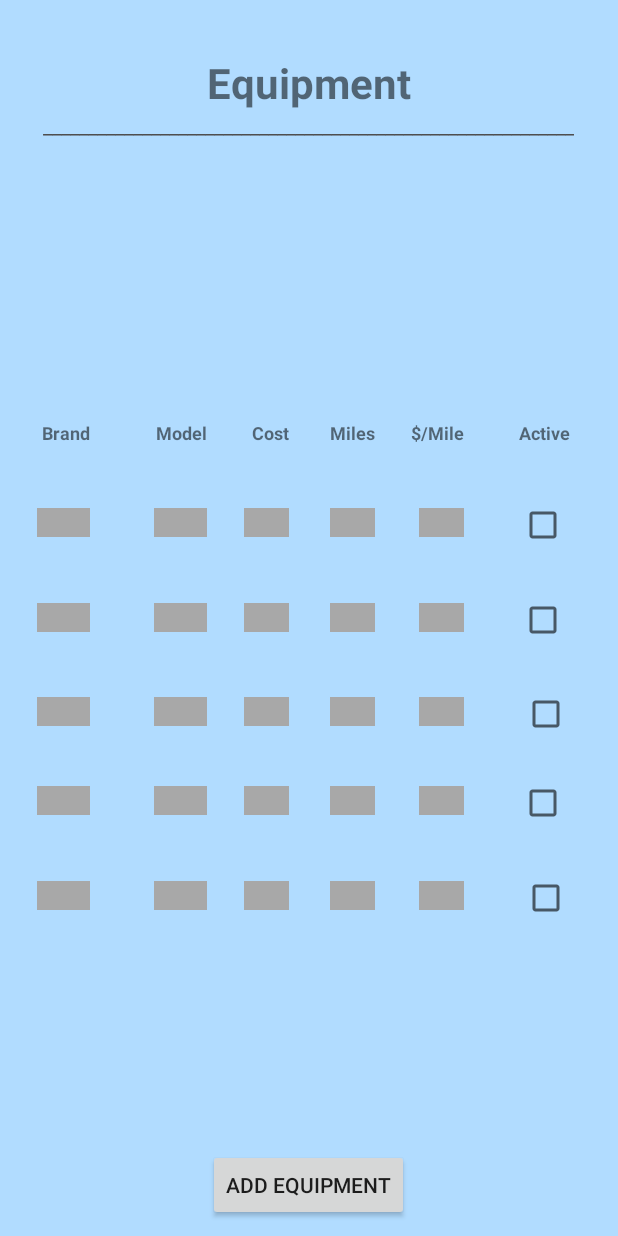
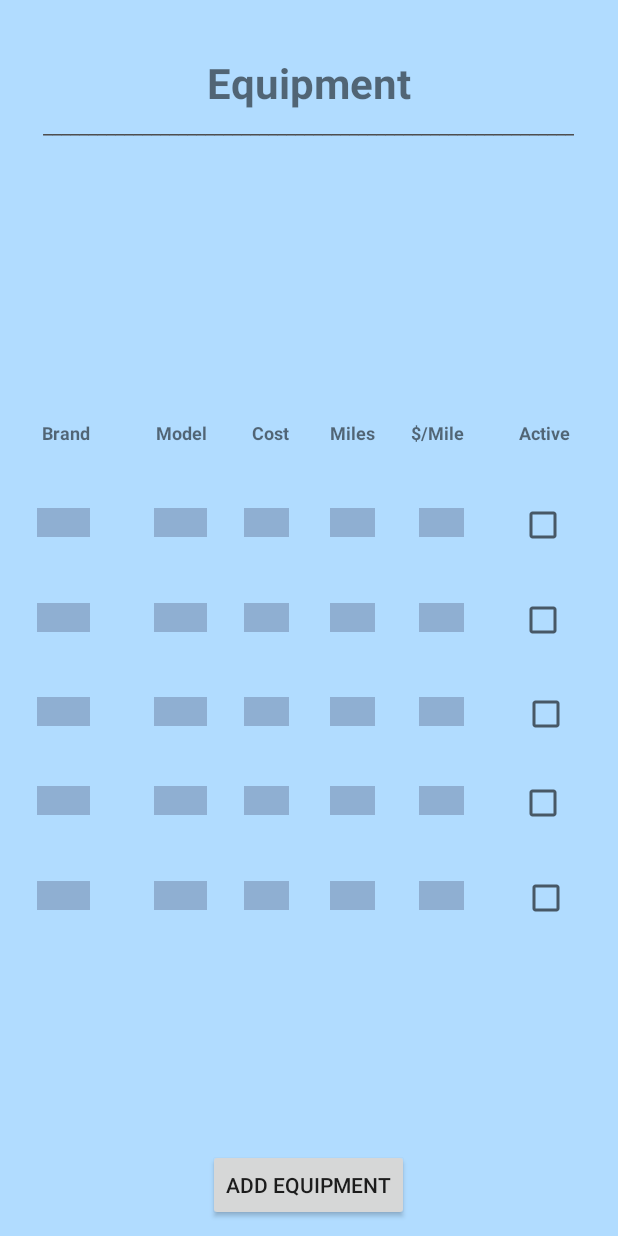
Before and after one commit to jdbaudean/CMSC495-running-app, an Android app: the layout fragment_equipment.xml on its own in the app's theme, with its tools: preview values and no code run, on a phone screen of 412 x 824 dp. Run offline under Robolectric (Android 15) with nearby library versions, the phone set to English and light mode, and no system bars.

Commit message:
Update text field shadow colors

```diff
--- a/RunLogProject/RunLog/src/main/res/layout/fragment_equipment.xml
+++ b/RunLogProject/RunLog/src/main/res/layout/fragment_equipment.xml
@@ -75,7 +75,7 @@
         android:layout_width="wrap_content"
         android:layout_height="wrap_content"
         android:id="@+id/equipment_brand_val1"
-        android:background="#a8a8a8"
+        android:background="#8fafd2"
         android:minWidth="35dp"
         android:layout_above="@+id/equipment_brand_val2"
         android:layout_alignRight="@+id/equipment_brand"
@@ -87,7 +87,7 @@
         android:layout_width="wrap_content"
         android:layout_height="wrap_content"
         android:id="@+id/equipment_start_val1"
-        android:background="#a8a8a8"
+        android:background="#8fafd2"
         android:minWidth="35dp"
         android:layout_alignTop="@+id/equipment_brand_val1"
         android:layout_alignRight="@+id/equipment_model"
@@ -99,7 +99,7 @@
         android:id="@+id/equipment_end_val1"
         android:layout_alignTop="@+id/equipment_start_val1"
         android:layout_alignRight="@+id/equipment_cost"
-        android:background="#a8a8a8"
+        android:background="#8fafd2"
         android:minWidth="30dp"
         android:gravity="center_horizontal" />
 
@@ -109,7 +109,7 @@
         android:id="@+id/equipment_dur_val1"
         android:layout_alignTop="@+id/equipment_end_val1"
         android:layout_alignRight="@+id/equipment_miles"
-        android:background="#a8a8a8"
+        android:background="#8fafd2"
         android:minWidth="30dp"
         android:gravity="center_horizontal" />
 
@@ -117,7 +117,7 @@
         android:layout_width="wrap_content"
         android:layout_height="wrap_content"
         android:id="@+id/equipment_dist_val1"
-        android:background="#a8a8a8"
+        android:background="#8fafd2"
         android:minWidth="30dp"
         android:layout_alignTop="@+id/equipment_dur_val1"
         android:layout_alignRight="@+id/equipment_costpermile"
@@ -129,7 +129,7 @@
         android:id="@+id/equipment_brand_val2"
         android:layout_centerVertical="true"
         android:layout_alignLeft="@+id/equipment_brand_val1"
-        android:background="#a8a8a8"
+        android:background="#8fafd2"
         android:minWidth="35dp"
         android:gravity="center_horizontal" />
 
@@ -139,7 +139,7 @@
         android:id="@+id/equipment_start_val2"
         android:layout_alignTop="@+id/equipment_brand_val2"
         android:layout_alignLeft="@+id/equipment_start_val1"
-        android:background="#a8a8a8"
+        android:background="#8fafd2"
         android:minWidth="35dp"
         android:gravity="center_horizontal" />
 
@@ -149,7 +149,7 @@
         android:id="@+id/equipment_dist_val2"
         android:layout_alignTop="@+id/equipment_end_val2"
         android:layout_alignLeft="@+id/equipment_dist_val1"
-        android:background="#a8a8a8"
+        android:background="#8fafd2"
         android:minWidth="30dp"
         android:gravity="center_horizontal" />
 
@@ -159,7 +159,7 @@
         android:id="@+id/equipment_dur_val2"
         android:layout_alignTop="@+id/equipment_dist_val2"
         android:layout_alignLeft="@+id/equipment_dur_val1"
-        android:background="#a8a8a8"
+        android:background="#8fafd2"
         android:minWidth="30dp"
         android:gravity="center_horizontal" />
 
@@ -169,7 +169,7 @@
         android:id="@+id/equipment_end_val2"
         android:layout_alignTop="@+id/equipment_start_val2"
         android:layout_alignLeft="@+id/equipment_end_val1"
-        android:background="#a8a8a8"
+        android:background="#8fafd2"
         android:minWidth="30dp"
         android:gravity="center_horizontal" />
 
@@ -178,7 +178,7 @@
         android:layout_height="wrap_content"
         android:id="@+id/equipment_brand_val3"
         android:layout_marginTop="43dp"
-        android:background="#a8a8a8"
+        android:background="#8fafd2"
         android:minWidth="35dp"
         android:layout_below="@+id/equipment_brand_val2"
         android:layout_alignLeft="@+id/equipment_brand_val2"
@@ -190,7 +190,7 @@
         android:id="@+id/equipment_start_val3"
         android:layout_alignTop="@+id/equipment_brand_val3"
         android:layout_alignLeft="@+id/equipment_start_val2"
-        android:background="#a8a8a8"
+        android:background="#8fafd2"
         android:minWidth="35dp"
         android:gravity="center_horizontal" />
 
@@ -200,7 +200,7 @@
         android:id="@+id/equipment_dur_val3"
         android:layout_alignTop="@+id/equipment_end_val3"
         android:layout_alignLeft="@+id/equipment_dur_val2"
-        android:background="#a8a8a8"
+        android:background="#8fafd2"
         android:minWidth="30dp"
         android:gravity="center_horizontal" />
 
@@ -210,7 +210,7 @@
         android:id="@+id/equipment_dist_val3"
         android:layout_alignTop="@+id/equipment_dur_val3"
         android:layout_alignLeft="@+id/equipment_dist_val2"
-        android:background="#a8a8a8"
+        android:background="#8fafd2"
         android:minWidth="30dp"
         android:gravity="center_horizontal" />
 
@@ -220,7 +220,7 @@
         android:id="@+id/equipment_end_val3"
         android:layout_alignTop="@+id/equipment_start_val3"
         android:layout_alignLeft="@+id/equipment_end_val2"
-        android:background="#a8a8a8"
+        android:background="#8fafd2"
         android:minWidth="30dp"
         android:gravity="center_horizontal" />
 
@@ -229,7 +229,7 @@
         android:layout_height="wrap_content"
         android:id="@+id/equipment_brand_val4"
         android:layout_marginTop="40dp"
-        android:background="#a8a8a8"
+        android:background="#8fafd2"
         android:minWidth="35dp"
         android:layout_below="@+id/equipment_brand_val3"
         android:layout_alignLeft="@+id/equipment_brand_val3"
@@ -241,7 +241,7 @@
         android:id="@+id/equipment_start_val4"
         android:layout_alignTop="@+id/equipment_brand_val4"
         android:layout_alignLeft="@+id/equipment_start_val3"
-        android:background="#a8a8a8"
+        android:background="#8fafd2"
         android:minWidth="35dp"
         android:gravity="center_horizontal" />
 
@@ -251,7 +251,7 @@
         android:id="@+id/equipment_dur_val4"
         android:layout_alignTop="@+id/equipment_dist_val4"
         android:layout_alignLeft="@+id/equipment_dur_val3"
-        android:background="#a8a8a8"
+        android:background="#8fafd2"
         android:minWidth="30dp"
         android:gravity="center_horizontal" />
 
@@ -260,7 +260,7 @@
         android:layout_height="wrap_content"
         android:id="@+id/equipment_dist_val4"
         android:layout_alignLeft="@+id/equipment_dist_val3"
-        android:background="#a8a8a8"
+        android:background="#8fafd2"
         android:minWidth="30dp"
         android:layout_alignTop="@+id/equipment_end_val4"
         android:gravity="center_horizontal" />
@@ -271,7 +271,7 @@
         android:id="@+id/equipment_end_val4"
         android:layout_alignTop="@+id/equipment_start_val4"
         android:layout_alignLeft="@+id/equipment_end_val3"
-        android:background="#a8a8a8"
+        android:background="#8fafd2"
         android:minWidth="30dp"
         android:gravity="center_horizontal" />
 
@@ -281,7 +281,7 @@
         android:id="@+id/equipment_brand_val5"
         android:layout_alignTop="@+id/equipment_start_val5"
         android:layout_alignLeft="@+id/equipment_brand_val4"
-        android:background="#a8a8a8"
+        android:background="#8fafd2"
         android:layout_alignParentEnd="false"
         android:minWidth="35dp"
         android:gravity="center_horizontal" />
@@ -293,7 +293,7 @@
         android:layout_marginTop="44dp"
         android:layout_below="@+id/equipment_start_val4"
         android:layout_alignLeft="@+id/equipment_start_val4"
-        android:background="#a8a8a8"
+        android:background="#8fafd2"
         android:minWidth="35dp"
         android:gravity="center_horizontal" />
 
@@ -302,7 +302,7 @@
         android:layout_height="wrap_content"
         android:id="@+id/equipment_dist_val5"
         android:layout_alignLeft="@+id/equipment_dist_val4"
-        android:background="#a8a8a8"
+        android:background="#8fafd2"
         android:minWidth="30dp"
         android:layout_alignTop="@+id/equipment_dur_val5"
         android:gravity="center_horizontal" />
@@ -313,7 +313,7 @@
         android:id="@+id/equipment_dur_val5"
         android:layout_alignTop="@+id/equipment_end_val5"
         android:layout_alignLeft="@+id/equipment_dur_val4"
-        android:background="#a8a8a8"
+        android:background="#8fafd2"
         android:minWidth="30dp"
         android:gravity="center_horizontal" />
 
@@ -323,7 +323,7 @@
         android:id="@+id/equipment_end_val5"
         android:layout_alignTop="@+id/equipment_start_val5"
         android:layout_alignLeft="@+id/equipment_end_val4"
-        android:background="#a8a8a8"
+        android:background="#8fafd2"
         android:minWidth="30dp"
         android:gravity="center_horizontal" />
 
--- a/RunLogProject/RunLog/src/main/res/layout/fragment_goals.xml
+++ b/RunLogProject/RunLog/src/main/res/layout/fragment_goals.xml
@@ -39,7 +39,7 @@
         android:layout_below="@+id/goals_yearly_val"
         android:layout_alignLeft="@+id/goals_yearly_val"
         android:minWidth="80dp"
-        android:background="#a8a8a8"
+        android:background="#8fafd2"
         android:gravity="center_horizontal" />
 
     <TextView
@@ -51,7 +51,7 @@
         android:layout_alignLeft="@+id/goals_monthly_val"
         android:textSize="18dp"
         android:minWidth="80dp"
-        android:background="#a8a8a8"
+        android:background="#8fafd2"
         android:gravity="center_horizontal" />
 
     <EditText
--- a/RunLogProject/RunLog/src/main/res/layout/fragment_overview.xml
+++ b/RunLogProject/RunLog/src/main/res/layout/fragment_overview.xml
@@ -67,7 +67,7 @@
         android:id="@+id/overview_lifetime_val"
         android:textSize="18dp"
         android:minWidth="80dp"
-        android:background="#a8a8a8"
+        android:background="#8fafd2"
         android:layout_alignTop="@+id/overview_lifetime"
         android:layout_toRightOf="@+id/overview_title"
         android:gravity="center_horizontal" />
@@ -78,7 +78,7 @@
         android:id="@+id/overview_year_val"
         android:textSize="18dp"
         android:minWidth="80dp"
-        android:background="#a8a8a8"
+        android:background="#8fafd2"
         android:layout_alignTop="@+id/overview_year"
         android:layout_toRightOf="@+id/overview_lifetime"
         android:gravity="center_horizontal" />
@@ -89,7 +89,7 @@
         android:id="@+id/overview_month_val"
         android:textSize="18dp"
         android:minWidth="80dp"
-        android:background="#a8a8a8"
+        android:background="#8fafd2"
         android:layout_alignTop="@+id/overview_month"
         android:layout_toRightOf="@+id/overview_lifetime"
         android:gravity="center_horizontal" />
@@ -100,7 +100,7 @@
         android:id="@+id/overview_week_val"
         android:textSize="18dp"
         android:minWidth="80dp"
-        android:background="#a8a8a8"
+        android:background="#8fafd2"
         android:layout_alignTop="@+id/overview_week"
         android:layout_toRightOf="@+id/overview_lifetime"
         android:gravity="center_horizontal" />
@@ -122,7 +122,7 @@
         android:id="@+id/overview_today_val"
         android:textSize="18dp"
         android:minWidth="80dp"
-        android:background="#a8a8a8"
+        android:background="#8fafd2"
         android:layout_alignTop="@+id/overview_today"
         android:layout_toRightOf="@+id/overview_lifetime"
         android:gravity="center_horizontal" />
```
